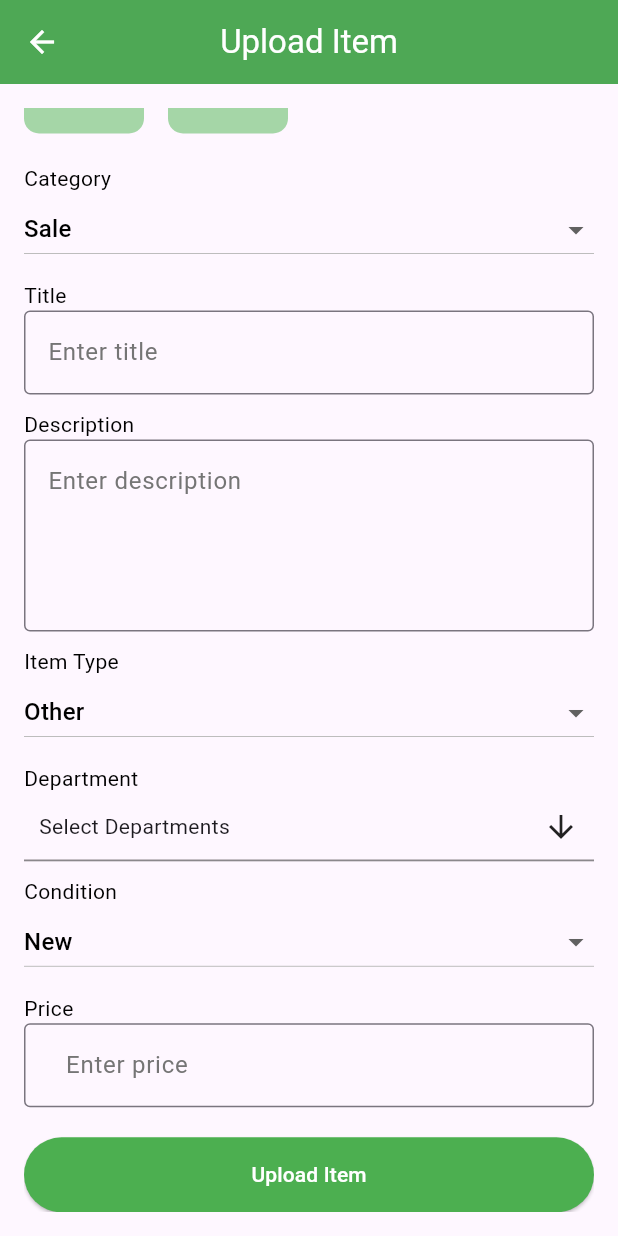
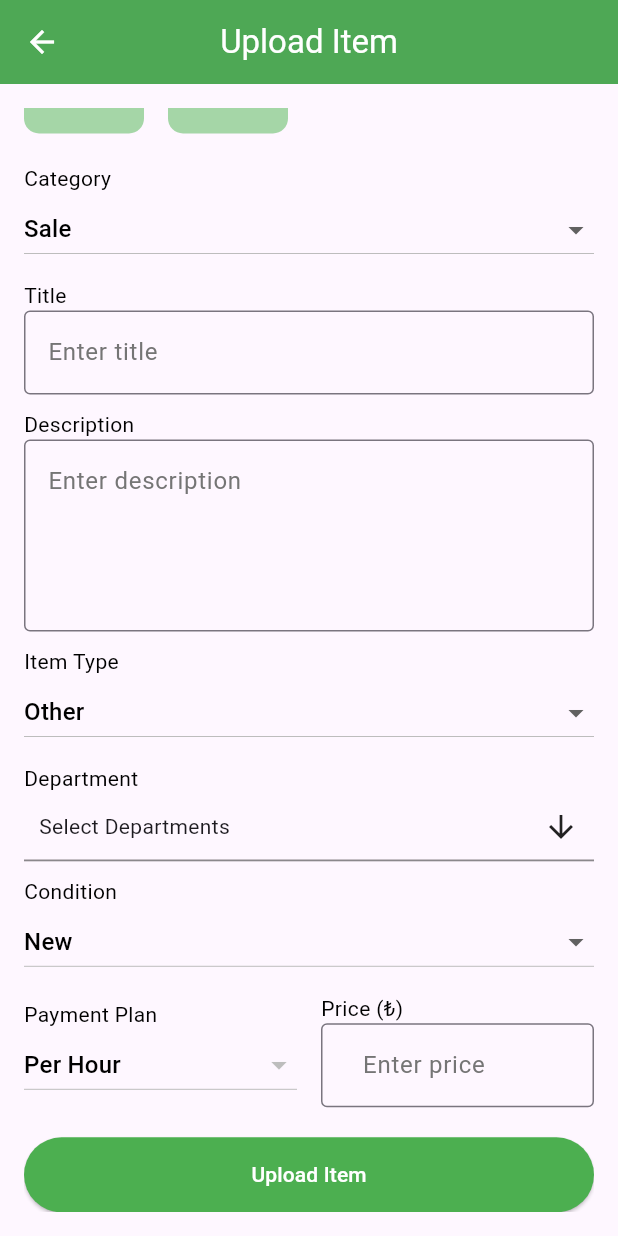
Before and after one commit to mmervesahhin/BEES_SeniorProject_team4, a Flutter app: the UploadItemPage screen opened directly, scrolled down 83 dp, on a phone screen of 412 x 824 dp. Run offline on Flutter 3.47's test engine with Material 3 defaults, Android fonts, the phone set to English and light mode, and no system bars; drawn by our look-alikes of multi_select_flutter; our stand-ins replace cloud_firestore, firebase_core, firebase_storage, image_picker; accounts and stored records are empty.

Commit message:
Update item_upload.dart
Restrictionların tekrar eklenmesi ve rent database entegrasyonu

```diff
--- a/lib/views/screens/item_upload.dart
+++ b/lib/views/screens/item_upload.dart
@@ -45,6 +45,7 @@ class _UploadItemPageState extends State<UploadItemPage> {
       List<String> departments,
       double price,
       File? imageFile,
+      String? paymentPlan, // Payment Plan
   ) async {
     try {
       // Resmi Firebase Storage'a yükle
@@ -68,6 +69,7 @@ class _UploadItemPageState extends State<UploadItemPage> {
         'itemType': itemType,
         'departments': departments,
         'price': price,
+        'paymentPlan': paymentPlan, // Payment Plan
         'photo': imageUrl,
       });
 
@@ -131,7 +133,6 @@ class _UploadItemPageState extends State<UploadItemPage> {
     'FA', 'TRIN', 'PREP'
   ];
 
-
   // Selected departments
   List<String> selectedDepartments = [];
 
@@ -165,8 +166,6 @@ class _UploadItemPageState extends State<UploadItemPage> {
     }
   }
 
-
-
   // Function to handle "All Departments" selection
   void toggleAllDepartments(bool isSelected) {
     setState(() {
@@ -179,11 +178,6 @@ class _UploadItemPageState extends State<UploadItemPage> {
       }
     });
   }
-
-
-
-
-
     @override
     Widget build(BuildContext context) {
       return Scaffold(
@@ -318,7 +312,6 @@ Widget build(BuildContext context) {
                 searchable: true,
                 listType: MultiSelectListType.CHIP,
 
-
                 onSelectionChanged: (results) {
                 setState(() {
                   if (results.contains('All Departments')) {
@@ -331,7 +324,6 @@ Widget build(BuildContext context) {
                   }
                 });
               },
-
                 ),
                 const SizedBox(height: 10),
 
@@ -357,8 +349,47 @@ Widget build(BuildContext context) {
                 ),
                 const SizedBox(height: 10),
 
-            // Fiyat Alanı
-            const Text('Price', style: TextStyle(color: Colors.black)),
+              Row(
+                children: [
+                  // Payment Plan Dropdown
+                  Expanded(
+                    flex: 1,
+                    child: Column(
+                      crossAxisAlignment: CrossAxisAlignment.start,
+                      children: [
+                        const Text('Payment Plan', style: TextStyle(color: Colors.black)),
+                        DropdownButton<String>(
+                          value: paymentPlan,
+                          isExpanded: true,
+                          items: ['Per Hour', 'Per Day']
+                              .map((value) => DropdownMenuItem(
+                                    value: value,
+                                    child: Text(value, style: const TextStyle(color: Colors.black)),
+                                  ))
+                              .toList(),
+                          onChanged: category == 'Rent'
+                              ? (newValue) {
+                                  setState(() {
+                                    paymentPlan = newValue!;
+                                  });
+                                }
+                              : null, // Eğer Rent seçili değilse disable
+                          disabledHint: const Text(
+                            'Not available',
+                            style: TextStyle(color: Colors.grey),
+                          ), // Devre dışı olduğunda gösterilecek metin
+                        ),
+                      ],
+                    ),
+                  ),
+                  const SizedBox(width: 16), // İki alan arasında boşluk
+                  // Price TextField
+                  Expanded(
+                    flex: 1,
+                    child: Column(
+                      crossAxisAlignment: CrossAxisAlignment.start,
+                      children: [
+                        const Text('Price (₺)', style: TextStyle(color: Colors.black)),
                         TextFormField(
                           controller: priceController,
                           keyboardType: TextInputType.number,
@@ -370,6 +401,12 @@ Widget build(BuildContext context) {
                             hintStyle: TextStyle(color: Colors.grey[600]),
                           ),
                         ),
+                      ],
+                    ),
+                  ),
+                ],
+              ),
+
                 if (_isPriceEmpty)
                   const Text(
                     'Please fill in the price',
@@ -409,6 +446,7 @@ Widget build(BuildContext context) {
                           selectedDepartments,
                           double.parse(priceController.text),
                           _image,
+                          category == 'Rent' ? paymentPlan : null, // Rent değilse null gönderiliyor
                         );
 
                           Navigator.push(
```
Lines whose indentation alone changed are shown as unchanged.
